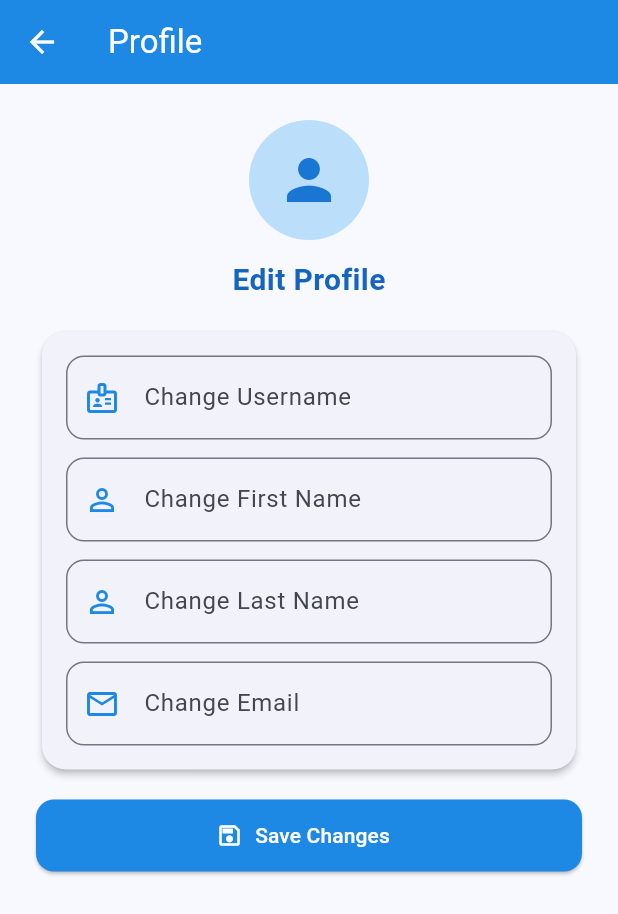
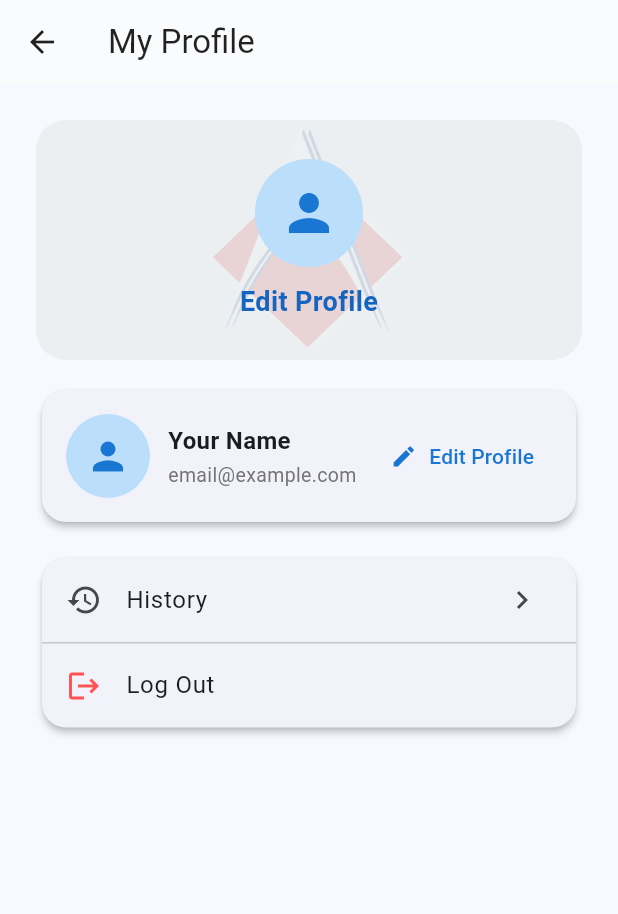
Before and after one commit to CS31A/ams-teacher-mobile, a Flutter app: the ProfileScreen screen opened directly, on a phone screen of 412 x 824 dp. Shown: the top 914 px of the screen. Run offline on Flutter 3.47's test engine with Material 3 defaults, Android fonts, the phone set to English and light mode, and no system bars; our stand-ins replace csv, file_picker, flutter_local_notifications, permission_handler, qr_flutter, timezone.

Commit message:
style: improve ui profile

```diff
--- a/lib/screens/profile_screen.dart
+++ b/lib/screens/profile_screen.dart
@@ -16,6 +16,7 @@ class _ProfileScreenState extends State<ProfileScreen> {
   final TextEditingController _emailController = TextEditingController();
 
   bool _saving = false;
+  bool _editing = false;
 
   @override
   void dispose() {
@@ -35,10 +36,16 @@ class _ProfileScreenState extends State<ProfileScreen> {
     if (!mounted) return;
     setState(() {
       _saving = false;
+      _editing = false; // back to view mode after save
     });
     ScaffoldMessenger.of(context).showSnackBar(
       const SnackBar(content: Text('Profile updated successfully')),
     );
+  }
+
+  void _onLogout() {
+    Navigator.of(context).popUntil((route) => route.isFirst);
+    // Leave navigation handling to RootScaffold or push login if available
   }
 
   InputDecoration _dec(String label, IconData icon) {
@@ -58,40 +65,133 @@ class _ProfileScreenState extends State<ProfileScreen> {
   Widget build(BuildContext context) {
     return Scaffold(
       appBar: AppBar(
-        title: const Text('Profile'),
-        backgroundColor: Colors.blue[600],
-        foregroundColor: Colors.white,
-        elevation: 0,
+        title: const Text('My Profile'),
+        backgroundColor: Colors.white,
+        foregroundColor: Colors.black87,
+        elevation: 0.5,
       ),
       body: SingleChildScrollView(
         padding: const EdgeInsets.all(24),
         child: Column(
           crossAxisAlignment: CrossAxisAlignment.stretch,
           children: [
-            // Avatar + header
-            Center(
-              child: Column(
+            // Header banner with ACLC logo instead of brown gradient
+            Container(
+              height: 160,
+              decoration: BoxDecoration(
+                color: Colors.blueGrey[50],
+                borderRadius: BorderRadius.circular(20),
+              ),
+              child: Stack(
+                alignment: Alignment.center,
+                children: [
+                  Opacity(
+                    opacity: 0.12,
+                    child: Image.asset(
+                      'lib/assets/aclc logo.png',
+                      fit: BoxFit.contain,
+                      width: 240,
+                    ),
+                  ),
+                  Column(
+                    mainAxisAlignment: MainAxisAlignment.center,
                     children: [
                       CircleAvatar(
-                    radius: 40,
+                        radius: 36,
                         backgroundColor: Colors.blue[100],
-                    child: Icon(Icons.person, size: 44, color: Colors.blue[700]),
+                        child: Icon(Icons.person, size: 40, color: Colors.blue[700]),
                       ),
-                  const SizedBox(height: 12),
+                      const SizedBox(height: 10),
                       Text(
                         'Edit Profile',
                         style: TextStyle(
-                      fontSize: 20,
+                          fontSize: 18,
                           fontWeight: FontWeight.w700,
                           color: Colors.blue[800],
                         ),
                       ),
                     ],
                   ),
+                ],
+              ),
             ),
             const SizedBox(height: 16),
 
-            // Card form for clean mobile UI
+            if (!_editing) ...[
+              // View mode: summary + actions
+              Card(
+                elevation: 2,
+                shape: RoundedRectangleBorder(borderRadius: BorderRadius.circular(16)),
+                child: Padding(
+                  padding: const EdgeInsets.all(16),
+                  child: Row(
+                    children: [
+                      CircleAvatar(
+                        radius: 28,
+                        backgroundColor: Colors.blue[100],
+                        child: Icon(Icons.person, size: 30, color: Colors.blue[700]),
+                      ),
+                      const SizedBox(width: 12),
+                      Expanded(
+                        child: Column(
+                          crossAxisAlignment: CrossAxisAlignment.start,
+                          children: [
+                            Text(
+                              (_firstNameController.text.isEmpty && _lastNameController.text.isEmpty)
+                                  ? 'Your Name'
+                                  : '${_firstNameController.text} ${_lastNameController.text}'.trim(),
+                              style: const TextStyle(fontSize: 16, fontWeight: FontWeight.w700),
+                            ),
+                            const SizedBox(height: 2),
+                            Text(
+                              _emailController.text.isEmpty ? 'email@example.com' : _emailController.text,
+                              style: TextStyle(fontSize: 13, color: Colors.grey[600]),
+                              overflow: TextOverflow.ellipsis,
+                            ),
+                          ],
+                        ),
+                      ),
+                      TextButton.icon(
+                        onPressed: () => setState(() => _editing = true),
+                        icon: const Icon(Icons.edit, size: 18),
+                        label: const Text('Edit Profile'),
+                        style: TextButton.styleFrom(
+                          foregroundColor: Colors.blue[700],
+                          padding: const EdgeInsets.symmetric(horizontal: 12, vertical: 10),
+                        ),
+                      ),
+                    ],
+                  ),
+                ),
+              ),
+              const SizedBox(height: 16),
+
+              Card(
+                elevation: 2,
+                shape: RoundedRectangleBorder(borderRadius: BorderRadius.circular(16)),
+                child: Column(
+                  children: [
+                    ListTile(
+                      leading: const Icon(Icons.history),
+                      title: const Text('History'),
+                      trailing: const Icon(Icons.chevron_right),
+                      onTap: () {
+                        Navigator.of(context).push(
+                          MaterialPageRoute(builder: (_) => const _ProfileHistoryScreen()),
+                        );
+                      },
+                    ),
+                    const Divider(height: 1),
+                    ListTile(
+                      leading: const Icon(Icons.logout, color: Colors.redAccent),
+                      title: const Text('Log Out'),
+                      onTap: _onLogout,
+                    ),
+                  ],
+                ),
+              ),
+            ] else ...[
+              // Edit mode: Card form for clean mobile UI
               Card(
               elevation: 2,
               shape: RoundedRectangleBorder(borderRadius: BorderRadius.circular(16)),
@@ -102,29 +202,29 @@ class _ProfileScreenState extends State<ProfileScreen> {
                   child: Column(
                     children: [
                       TextFormField(
-                        controller: _usernameController,
-                        decoration: _dec('Change Username', Icons.badge_outlined),
-                        textInputAction: TextInputAction.next,
-                        validator: (v) => (v == null || v.trim().isEmpty) ? 'Username is required' : null,
-                      ),
-                      const SizedBox(height: 12),
-                      TextFormField(
                         controller: _firstNameController,
-                        decoration: _dec('Change First Name', Icons.person_outline),
+                        decoration: _dec('First Name', Icons.person_outline),
                         textInputAction: TextInputAction.next,
                         validator: (v) => (v == null || v.trim().isEmpty) ? 'First name is required' : null,
                       ),
                       const SizedBox(height: 12),
                       TextFormField(
                         controller: _lastNameController,
-                        decoration: _dec('Change Last Name', Icons.person_outline),
+                        decoration: _dec('Last Name', Icons.person_outline),
                         textInputAction: TextInputAction.next,
                         validator: (v) => (v == null || v.trim().isEmpty) ? 'Last name is required' : null,
                       ),
                       const SizedBox(height: 12),
                       TextFormField(
+                        controller: _usernameController,
+                        decoration: _dec('Username', Icons.badge_outlined),
+                        textInputAction: TextInputAction.next,
+                        validator: (v) => (v == null || v.trim().isEmpty) ? 'Username is required' : null,
+                      ),
+                      const SizedBox(height: 12),
+                      TextFormField(
                         controller: _emailController,
-                        decoration: _dec('Change Email', Icons.email_outlined),
+                        decoration: _dec('Email', Icons.email_outlined),
                         keyboardType: TextInputType.emailAddress,
                         textInputAction: TextInputAction.done,
                         validator: (v) {
@@ -139,10 +239,11 @@ class _ProfileScreenState extends State<ProfileScreen> {
                 ),
               ),
             ),
+            ],
 
             const SizedBox(height: 16),
 
-            // Save button
+            if (_editing)
               SizedBox(
                 height: 48,
                 child: ElevatedButton.icon(
@@ -168,3 +269,29 @@ class _ProfileScreenState extends State<ProfileScreen> {
     );
   }
 }
+
+class _ProfileHistoryScreen extends StatelessWidget {
+  const _ProfileHistoryScreen();
+
+  @override
+  Widget build(BuildContext context) {
+    return Scaffold(
+      appBar: AppBar(
+        title: const Text('History'),
+      ),
+      body: Center(
+        child: Column(
+          mainAxisSize: MainAxisSize.min,
+          children: [
+            Icon(Icons.history, size: 64, color: Colors.grey[400]),
+            const SizedBox(height: 12),
+            Text(
+              'No history yet',
+              style: TextStyle(color: Colors.grey[600]),
+            ),
+          ],
+        ),
+      ),
+    );
+  }
+}
```
Also changed, not shown: lib/screens/qr_generator_screen.dart (indentation only). Lines whose indentation alone changed are shown as unchanged.
